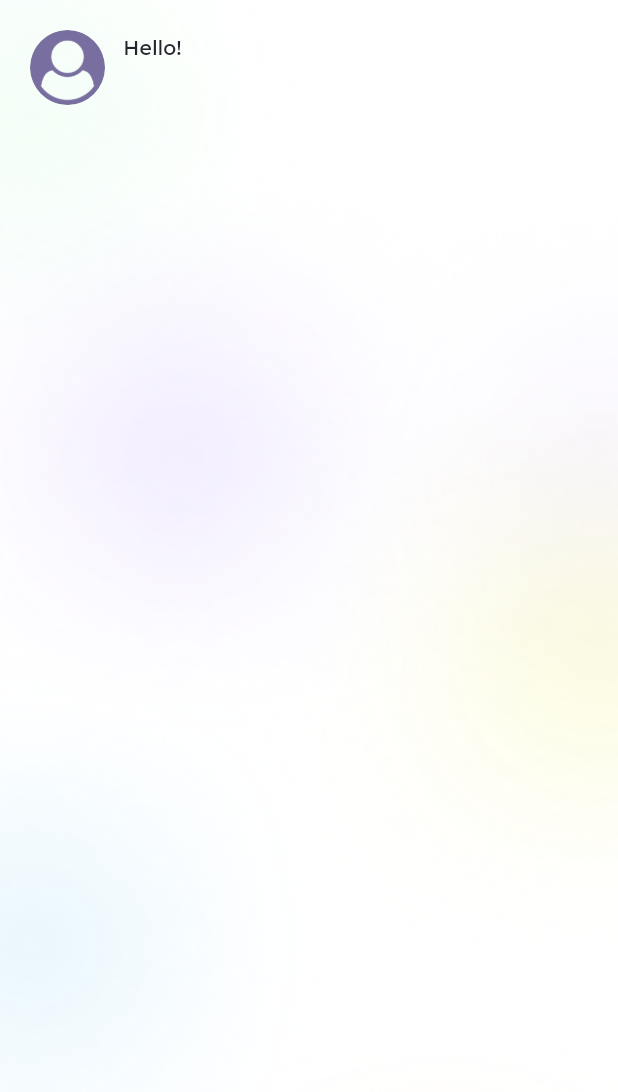
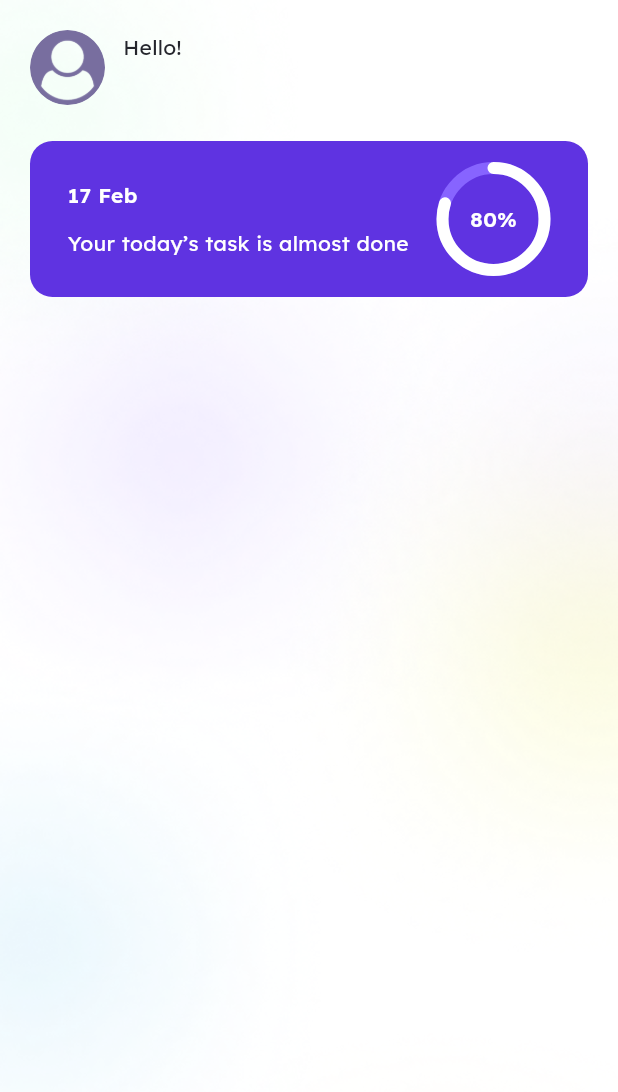
Before and after one commit to sohaib-khalifa/taskati, a Flutter app: the HomeScreen screen opened directly, on a phone screen of 412 x 824 dp. Shown: the top 1092 px of the screen. Run offline on Flutter 3.47's test engine with Material 3 defaults, Android fonts, the light colour scheme and no system bars; drawn by our look-alikes of percent_indicator; our stand-ins replace flutter_svg, gap, image_picker, lottie, shared_preferences; accounts and stored records are empty.

Commit message:
feat: add DailyProgress widget with circular percent indicator

```diff
--- a/lib/features/home/screens/home_screen.dart
+++ b/lib/features/home/screens/home_screen.dart
@@ -1,4 +1,7 @@
 import 'package:flutter/material.dart';
+import 'package:gap/gap.dart';
+
+import 'package:taskati/features/home/widgets/daily_progress.dart';
 
 import 'package:taskati/features/home/widgets/home_header.dart';
 
@@ -11,7 +14,7 @@ class HomeScreen extends StatelessWidget {
       child: Scaffold(
         body: Padding(
           padding: const EdgeInsets.all(20),
-          child: Column(children: [HomeHeader()]),
+          child: Column(children: [HomeHeader(), Gap(24), DailyProgress()]),
         ),
       ),
     );
--- /dev/null
+++ b/lib/features/home/widgets/daily_progress.dart
@@ -0,0 +1,64 @@
+import 'package:flutter/material.dart';
+import 'package:gap/gap.dart';
+import 'package:percent_indicator/circular_percent_indicator.dart';
+import 'package:taskati/core/styles/colors.dart';
+import 'package:taskati/core/styles/text_styles.dart';
+
+class DailyProgress extends StatelessWidget {
+  const DailyProgress({super.key});
+
+  @override
+  Widget build(BuildContext context) {
+    return Container(
+      padding: const EdgeInsets.symmetric(vertical: 14, horizontal: 25),
+      decoration: BoxDecoration(
+        borderRadius: BorderRadius.circular(15),
+        color: AppColors.primaryColor,
+      ),
+      child: Row(
+        mainAxisAlignment: MainAxisAlignment.spaceBetween,
+        children: [
+          Expanded(
+            child: Column(
+              crossAxisAlignment: CrossAxisAlignment.start,
+              children: [
+                Text(
+                  '17 Feb',
+                  style: TextStyles.caption1.copyWith(
+                    fontWeight: FontWeight.w600,
+                    color: AppColors.backgroundColor,
+                  ),
+                ),
+                Gap(12),
+                Text(
+                  'Your today’s task is almost done',
+                  style: TextStyles.caption1.copyWith(
+                    color: AppColors.backgroundColor,
+                  ),
+                ),
+              ],
+            ),
+          ),
+          // indicator package
+          CircularPercentIndicator(
+            radius: 38,
+            lineWidth: 8,
+            percent: 0.8,
+            circularStrokeCap: CircularStrokeCap.round,
+            backgroundColor: Color(0XFF8764FF),
+            progressColor: AppColors.backgroundColor,
+            animation: true,
+            animationDuration: 1500,
+            center: Text(
+              "80%",
+              style: TextStyles.caption1.copyWith(
+                fontWeight: FontWeight.w600,
+                color: AppColors.backgroundColor,
+              ),
+            ),
+          ),
+        ],
+      ),
+    );
+  }
+}
--- a/pubspec.yaml
+++ b/pubspec.yaml
@@ -36,6 +36,7 @@ dependencies:
   image_picker: ^1.2.1
   lottie: ^3.3.2
   shared_preferences: ^2.5.4
+  percent_indicator: ^4.2.5
 
 dev_dependencies:
   flutter_lints: ^6.0.0
```
Also changed, not shown: pubspec.lock.
